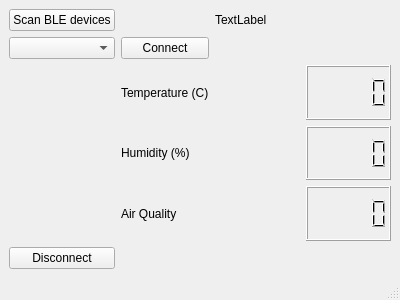
Old version of the form SpringDemo/demoGUI.ui in the repository cesardaniel92/SmartHomeSystem.
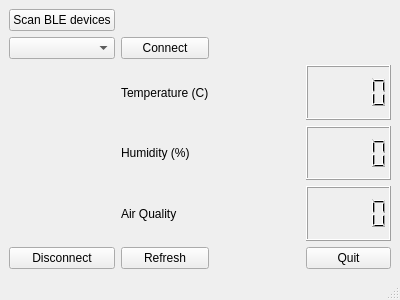
New version of the form.

Commit message: quit button added to GUI and renamed to demoGUI.py

The edit to the form file:
```diff
--- a/SpringDemo/demoGUI.ui
+++ b/SpringDemo/demoGUI.ui
@@ -72,7 +72,21 @@
     <item row="0" column="2" colspan="2">
      <widget class="QLabel" name="infoText">
       <property name="text">
-       <string>TextLabel</string>
+       <string/>
+      </property>
+     </widget>
+    </item>
+    <item row="5" column="1">
+     <widget class="QPushButton" name="refreshButton">
+      <property name="text">
+       <string>Refresh</string>
+      </property>
+     </widget>
+    </item>
+    <item row="5" column="3">
+     <widget class="QPushButton" name="quitButton">
+      <property name="text">
+       <string>Quit</string>
       </property>
      </widget>
     </item>
```
The commit also changes 2 other files.
